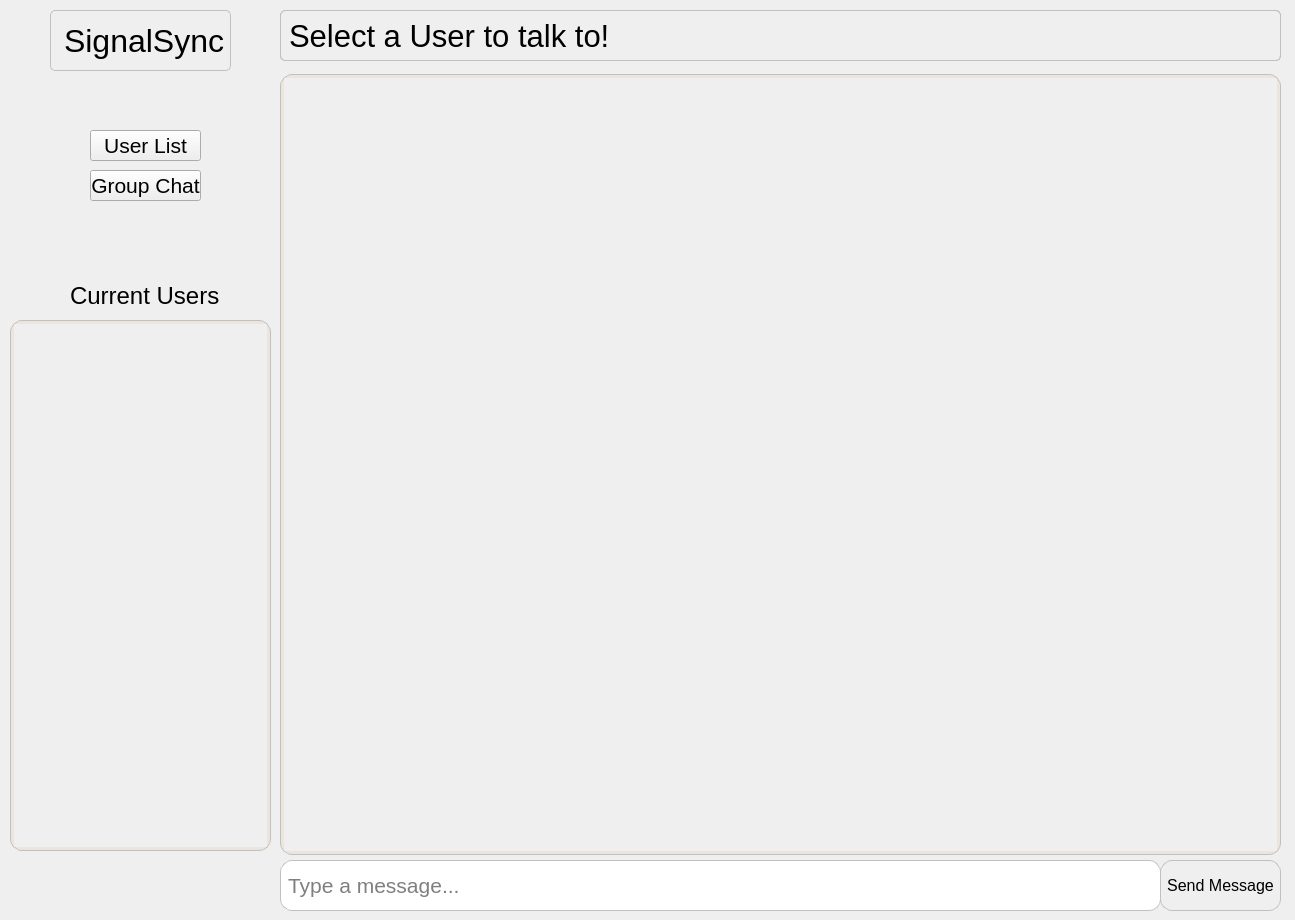
Old version of the form ChatAppClient/ChattingWindow.ui in the repository pahuljotmatharoo/SignalSync-client.
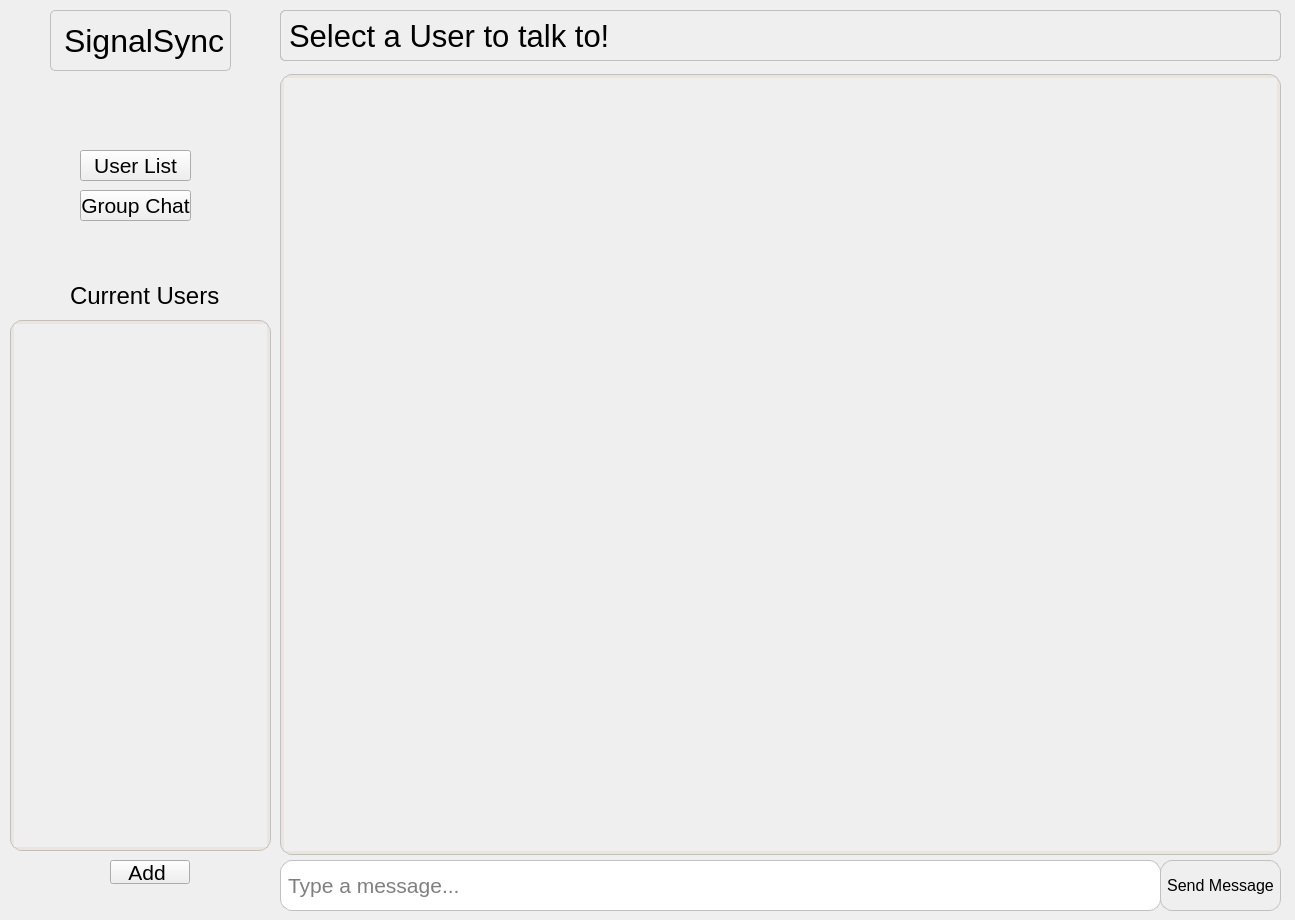
New version of the form.

Patch:
```diff
--- a/ChatAppClient/ChattingWindow.ui
+++ b/ChatAppClient/ChattingWindow.ui
@@ -305,8 +305,8 @@
    <widget class="QPushButton" name="pushButton">
     <property name="geometry">
      <rect>
-      <x>90</x>
-      <y>130</y>
+      <x>80</x>
+      <y>150</y>
       <width>111</width>
       <height>31</height>
      </rect>
@@ -318,8 +318,8 @@
    <widget class="QPushButton" name="pushButton_2">
     <property name="geometry">
      <rect>
-      <x>90</x>
-      <y>170</y>
+      <x>80</x>
+      <y>190</y>
       <width>111</width>
       <height>31</height>
      </rect>
@@ -328,6 +328,19 @@
      <string>Group Chat</string>
     </property>
    </widget>
+   <widget class="QPushButton" name="addGroup">
+    <property name="geometry">
+     <rect>
+      <x>110</x>
+      <y>860</y>
+      <width>80</width>
+      <height>24</height>
+     </rect>
+    </property>
+    <property name="text">
+     <string>Add </string>
+    </property>
+   </widget>
   </widget>
  </widget>
  <resources/>
```
Left out of the diff: 12 changed lines with no effect on the pictures.
